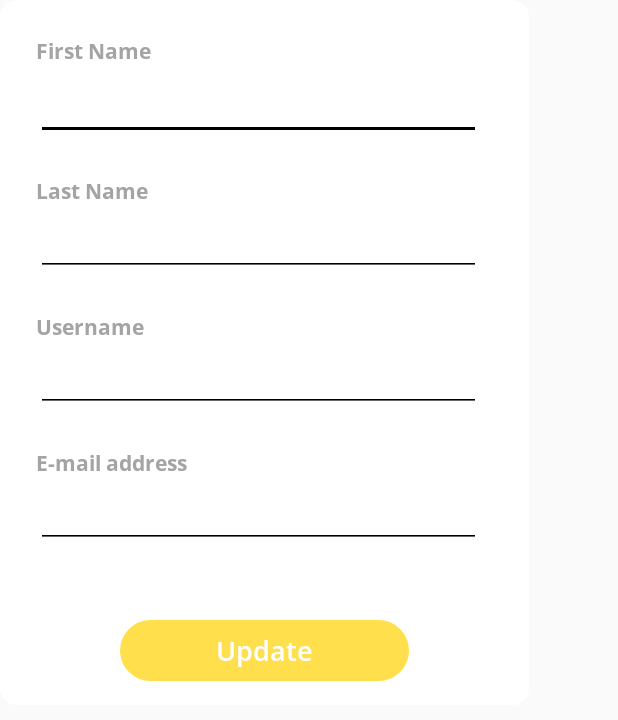
After one commit to IshitaAg/Agora-Android, an Android app: the layout dia_update_profile.xml on its own in the app's theme, with its tools: preview values and no code run, on a phone screen of 412 x 824 dp. The commit adds this screen. Shown: the top 720 px of the screen. Run offline under Robolectric (Android 15) with nearby library versions, the phone set to English and light mode, and no system bars.

Commit message:
Added ui for update profile screen

```diff
--- /dev/null
+++ b/agora-android/GSoC2020/app/src/main/res/layout/dia_update_profile.xml
@@ -0,0 +1,119 @@
+<?xml version="1.0" encoding="utf-8"?>
+<androidx.constraintlayout.widget.ConstraintLayout xmlns:android="http://schemas.android.com/apk/res/android"
+    xmlns:app="http://schemas.android.com/apk/res-auto"
+    xmlns:tools="http://schemas.android.com/tools"
+    android:layout_width="wrap_content"
+    android:layout_height="wrap_content"
+    android:background="@drawable/rounded_rectangle_11dp">
+
+    <EditText
+        android:id="@+id/profile_first_name"
+        android:layout_width="0dp"
+        android:layout_height="wrap_content"
+        android:layout_marginStart="24dp"
+        android:layout_marginTop="48dp"
+        android:layout_marginEnd="32dp"
+        android:backgroundTint="@color/colorBlack"
+        android:ems="10"
+        android:inputType="textPersonName"
+        app:layout_constraintEnd_toEndOf="parent"
+        app:layout_constraintStart_toStartOf="parent"
+        app:layout_constraintTop_toTopOf="parent" />
+
+    <TextView
+        android:id="@+id/textView33"
+        style="@style/form_field_heading"
+        android:layout_width="wrap_content"
+        android:layout_height="wrap_content"
+        android:layout_marginBottom="4dp"
+        android:text="First Name"
+        app:layout_constraintBottom_toTopOf="@+id/profile_first_name"
+        app:layout_constraintEnd_toEndOf="@+id/profile_first_name"
+        app:layout_constraintHorizontal_bias="0.0"
+        app:layout_constraintStart_toStartOf="@+id/profile_first_name" />
+
+    <EditText
+        android:id="@+id/profile_last_name"
+        style="@style/edit_text_style_2"
+        app:layout_constraintEnd_toEndOf="@+id/profile_first_name"
+        app:layout_constraintStart_toStartOf="@+id/profile_first_name"
+        app:layout_constraintTop_toBottomOf="@+id/profile_first_name" />
+
+    <TextView
+        android:id="@+id/textView34"
+        style="@style/form_field_heading"
+        android:layout_width="wrap_content"
+        android:layout_height="wrap_content"
+        android:layout_marginBottom="4dp"
+        android:text="Last Name"
+        app:layout_constraintBottom_toTopOf="@+id/profile_last_name"
+        app:layout_constraintEnd_toEndOf="@+id/profile_last_name"
+        app:layout_constraintHorizontal_bias="0.0"
+        app:layout_constraintStart_toStartOf="@+id/profile_last_name" />
+
+    <EditText
+        android:id="@+id/editText4"
+        style="@style/edit_text_style_2"
+        android:ems="10"
+        android:inputType="textPersonName"
+        app:layout_constraintEnd_toEndOf="@+id/profile_last_name"
+        app:layout_constraintStart_toStartOf="@+id/profile_last_name"
+        app:layout_constraintTop_toBottomOf="@+id/profile_last_name" />
+
+    <TextView
+        android:id="@+id/textView36"
+        style="@style/form_field_heading"
+        android:layout_width="wrap_content"
+        android:layout_height="wrap_content"
+        android:layout_marginBottom="4dp"
+        android:text="@string/username"
+        app:layout_constraintBottom_toTopOf="@+id/editText4"
+        app:layout_constraintEnd_toEndOf="@+id/editText4"
+        app:layout_constraintHorizontal_bias="0.0"
+        app:layout_constraintStart_toStartOf="@+id/editText4" />
+
+    <EditText
+        android:id="@+id/editText5"
+        style="@style/edit_text_style_2"
+        android:ems="10"
+        android:inputType="textPersonName"
+        app:layout_constraintEnd_toEndOf="@+id/editText4"
+        app:layout_constraintStart_toStartOf="@+id/editText4"
+        app:layout_constraintTop_toBottomOf="@+id/editText4" />
+
+    <TextView
+        android:id="@+id/textView37"
+        style="@style/form_field_heading"
+        android:layout_width="wrap_content"
+        android:layout_height="wrap_content"
+        android:layout_marginBottom="4dp"
+        android:text="E-mail address"
+        app:layout_constraintBottom_toTopOf="@+id/editText5"
+        app:layout_constraintEnd_toEndOf="@+id/editText5"
+        app:layout_constraintHorizontal_bias="0.0"
+        app:layout_constraintStart_toStartOf="@+id/editText5" />
+
+    <TextView
+        android:id="@+id/textView38"
+        android:layout_width="wrap_content"
+        android:layout_height="wrap_content"
+        android:layout_marginStart="80dp"
+        android:layout_marginTop="48dp"
+        android:layout_marginEnd="80dp"
+        android:layout_marginBottom="16dp"
+        android:background="@drawable/rounded_rectangle_50dp"
+        android:backgroundTint="@color/colorYellow"
+        android:fontFamily="@font/open_sans_semibold"
+        android:paddingStart="64dp"
+        android:paddingTop="8dp"
+        android:paddingEnd="64dp"
+        android:paddingBottom="8dp"
+        android:text="Update"
+        android:textColor="@color/colorWhite"
+        android:textSize="18sp"
+        android:textStyle="bold"
+        app:layout_constraintBottom_toBottomOf="parent"
+        app:layout_constraintEnd_toEndOf="parent"
+        app:layout_constraintStart_toStartOf="parent"
+        app:layout_constraintTop_toBottomOf="@+id/editText5" />
+</androidx.constraintlayout.widget.ConstraintLayout>
--- a/agora-android/GSoC2020/app/src/main/res/values/styles.xml
+++ b/agora-android/GSoC2020/app/src/main/res/values/styles.xml
@@ -14,6 +14,8 @@
         <item name="android:background">@drawable/rounded_rectangle_50dp</item>
         <item name="android:ems">10</item>
         <item name="android:padding">16dp</item>
+        <item name="android:textColor">@color/colorBlack</item>
+        <item name="android:fontFamily">@font/open_sans_semibold</item>
     </style>
 
     <style name="form_field_heading">
@@ -84,4 +86,15 @@
         <item name="android:textSize">18sp</item>
     </style>
 
+    <style name="edit_text_style_2">
+        <item name="android:layout_width">0dp</item>
+        <item name="android:layout_height">wrap_content</item>
+        <item name="android:layout_marginTop">48dp</item>
+        <item name="android:backgroundTint">@color/colorBlack</item>
+        <item name="android:ems">10</item>
+        <item name="android:inputType">textPersonName</item>
+        <item name="android:textColor">@color/colorBlack</item>
+        <item name="android:fontFamily">@font/open_sans_semibold</item>
+    </style>
+
 </resources>
```
